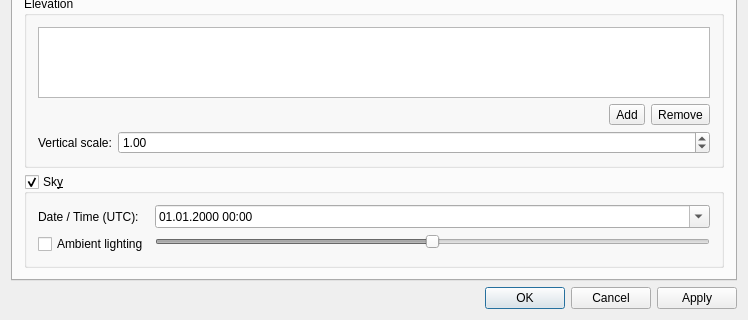
The window that src/plugins/globe/qgsglobeplugindialog.ui (qgis/QGIS) describes before a commit, drawn with Qt 5; both pictures show x 0 to 748 and y 201 to 521 of the 748 by 521 pixel window.
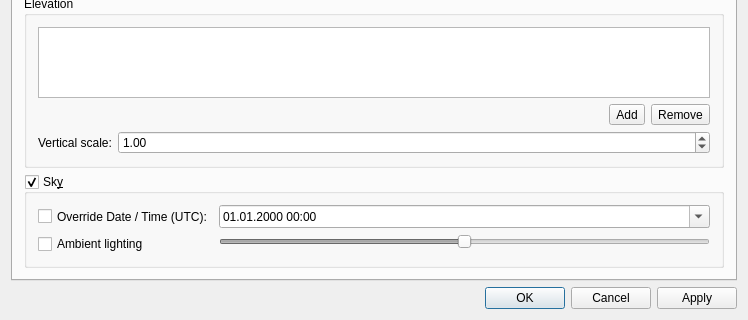
The same window after the commit. Icons and pictures are not drawn.

Commit message: Make using specific date/time an option, use current date/time otherwise

```diff
--- a/src/plugins/globe/qgsglobeplugindialog.ui
+++ b/src/plugins/globe/qgsglobeplugindialog.ui
@@ -59,15 +59,27 @@
           <bool>true</bool>
          </property>
          <layout class="QFormLayout" name="formLayout_3">
-          <item row="0" column="0">
-           <widget class="QLabel" name="labelDateTime">
+          <item row="1" column="0">
+           <widget class="QCheckBox" name="checkBoxDateTime">
+            <property name="sizePolicy">
+             <sizepolicy hsizetype="Minimum" vsizetype="MinimumExpanding">
+              <horstretch>0</horstretch>
+              <verstretch>0</verstretch>
+             </sizepolicy>
+            </property>
             <property name="text">
-             <string>Date / Time (UTC):</string>
+             <string>Override Date / Time (UTC):</string>
             </property>
            </widget>
           </item>
-          <item row="0" column="1">
+          <item row="1" column="1">
            <widget class="QDateTimeEdit" name="dateTimeEditSky">
+            <property name="sizePolicy">
+             <sizepolicy hsizetype="Minimum" vsizetype="MinimumExpanding">
+              <horstretch>0</horstretch>
+              <verstretch>0</verstretch>
+             </sizepolicy>
+            </property>
             <property name="displayFormat">
              <string>dd.MM.yyyy HH:mm</string>
             </property>
@@ -76,14 +88,14 @@
             </property>
            </widget>
           </item>
-          <item row="2" column="0">
+          <item row="3" column="0">
            <widget class="QCheckBox" name="checkBoxSkyAutoAmbient">
             <property name="text">
              <string>Ambient lighting</string>
             </property>
            </widget>
           </item>
-          <item row="2" column="1">
+          <item row="3" column="1">
            <widget class="QSlider" name="horizontalSliderMinAmbient">
             <property name="enabled">
              <bool>false</bool>
```
The commit also changes 1 other file.
